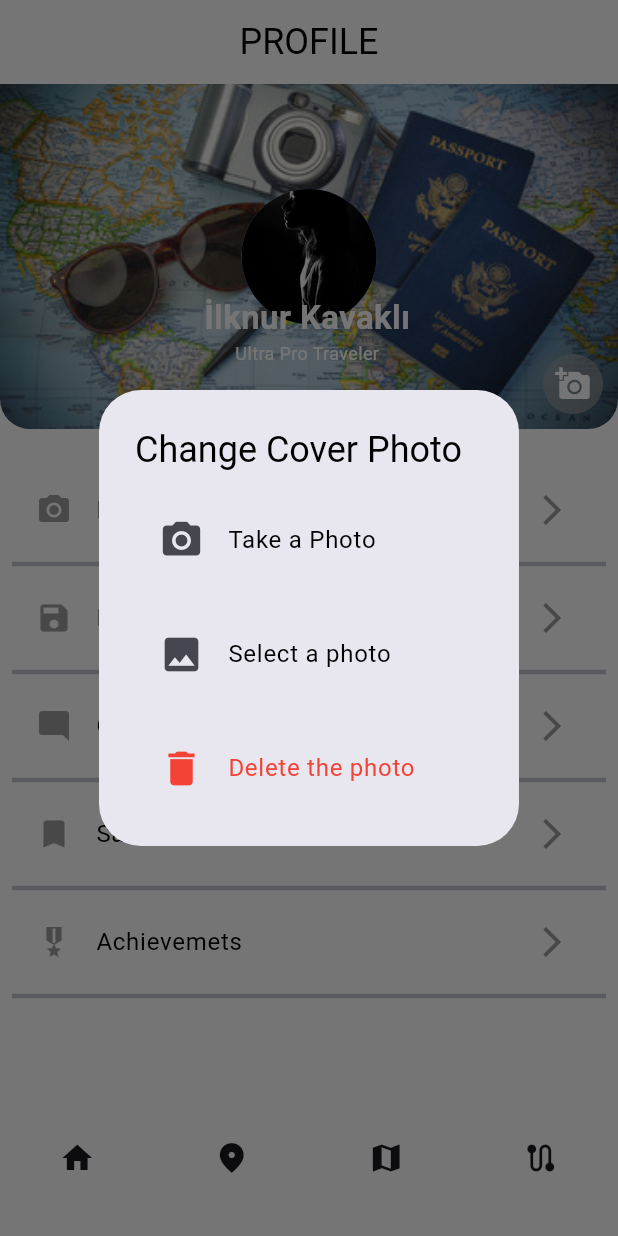
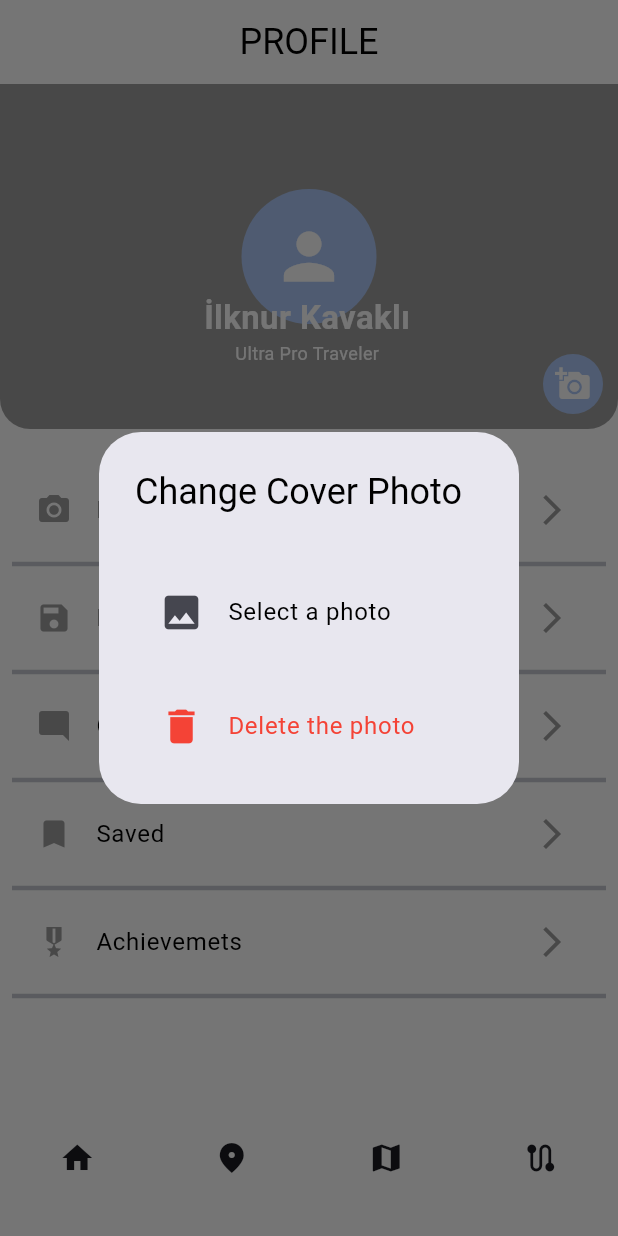
Before and after one commit to Hunvisk/MobilProgramlamaFinal, a Flutter app: the ProfileScreen screen opened by its route, after a tap on the "add a photo" icon, on a phone screen of 412 x 824 dp. Run offline on Flutter 3.47's test engine with Material 3 defaults, Android fonts, the phone set to English and light mode, and no system bars; our stand-ins replace anim_search_bar, carousel_slider, dio, flex_color_scheme, flutter_bloc, flutter_secure_storage and 8 more; accounts and stored records are empty; network calls fail; Roboto replaces fonts that are missing (poppions).

Commit message:
Added User.json file And Prfile photo and Cover Photo Code Added

```diff
--- a/flutterfinalproje/lib/screens/user/profile/profile.dart
+++ b/flutterfinalproje/lib/screens/user/profile/profile.dart
@@ -1,15 +1,16 @@
+// ignore_for_file: prefer_const_constructors, prefer_const_literals_to_create_immutables, prefer_final_fields, library_private_types_in_public_api, sized_box_for_whitespace, use_build_context_synchronously, avoid_print
 
-// ignore_for_file: library_private_types_in_public_api
-
+import 'dart:io';
 import 'package:flutter/material.dart';
+import 'package:flutterfinalproje/core/localizations.dart';
+import 'package:flutterfinalproje/core/responsive.dart';
+import 'package:flutterfinalproje/widgets/myappbar.dart';
 import 'package:gap/gap.dart';
 import 'package:go_router/go_router.dart';
+import 'package:image_picker/image_picker.dart';
 
-import '../../../core/localizations.dart';
-import '../../../core/responsive.dart';
 import '../../../desktopScreens/user/profile/desktopprofile.dart';
 import '../../../tabletscreens.dart/user/profile/tabletprofile.dart';
-import '../../../widgets/myappbar.dart';
 
 class ProfileScreen extends StatefulWidget {
   const ProfileScreen({Key? key}) : super(key: key);
@@ -19,16 +20,15 @@ class ProfileScreen extends StatefulWidget {
 }
 
 class _ProfileScreenState extends State<ProfileScreen> {
+  Screen device = Screen.mobile;
+  File? file;
+  File? coverPhoto;
 
-  Screen device = Screen.mobile;
-
-  set isSearching(bool isSearching) {}
 
   @override
   Widget build(BuildContext context) {
-    setState(() {
     device = detectScreen(MediaQuery.of(context).size);
-    });
+
     return SafeArea(
       child: Scaffold(
         appBar: drawAppBar(),
@@ -48,52 +48,90 @@ class _ProfileScreenState extends State<ProfileScreen> {
       case Screen.mobile:
         return profileMenu(context);
       case Screen.tablet:
-        return const TabletProfileScreen();
+        return TabletProfileScreen();
       case Screen.desktop:
-        return const DesktopProfileScreen();
+        return DesktopProfileScreen();
     }
   }
+
+  Future<void> profilePhotoUpdate() async {
+    try {
+      ImagePicker picker = ImagePicker();
+      XFile? selectedFile = await picker.pickImage(source: ImageSource.gallery);
+      if (selectedFile != null) {
+        setState(() {
+          file = File(selectedFile.path);
+        });
+      }
+    } catch (e) {
+      print("Hata Oluştu: $e");
+    }
+  }
+
+  Future<void> coverPhotoUpdate() async {
+    try {
+      ImagePicker picker = ImagePicker();
+      XFile? selectedCoverPhotoFile =
+          await picker.pickImage(source: ImageSource.gallery);
+      if (selectedCoverPhotoFile != null) {
+        setState(() {
+          coverPhoto = File(selectedCoverPhotoFile.path);
+        });
+      }
+    } catch (e) {
+      print("Hata Oluştu: $e");
+    }
+  }
+
+  void deleteProfilePhoto() {
+    setState(() {
+      file = null;
+    });
+  }
+
+  void deleteCoverPhoto() {
+  setState(() {
+    coverPhoto = null;
+  });
+}
+
 
   void _showImageOptionsDialog() {
     showDialog(
       context: context,
       builder: (BuildContext context) {
         return AlertDialog(
-          title: Text(AppLocalizations.of(context).getTranslate("change_profile_photo")),
+          title: Text(AppLocalizations.of(context)
+              .getTranslate("change_profile_photo")),
           content: SingleChildScrollView(
             child: ListBody(
               children: [
+
+                Gap(20),
+                GestureDetector(
+                  onTap: () async {
+                    await profilePhotoUpdate();
+                    Navigator.of(context)
+                        .pop(); // Close the dialog after the operation
+                  },
+                  child: ListTile(
+                    leading: Icon(Icons.photo, size: 30),
+                    title: Text(AppLocalizations.of(context)
+                        .getTranslate("select_a_photo")),
+                  ),
+                ),
+                Gap(20),
                 GestureDetector(
                   onTap: () {
-                    // Kamera açılacak işlemleri buraya ekleyin
+                    deleteProfilePhoto();
                     Navigator.of(context).pop();
                   },
                   child: ListTile(
-                    leading: const Icon(Icons.camera_alt, size: 30),
-                    title: Text(AppLocalizations.of(context).getTranslate("take_a_photo")),
-                  ),
-                ),
-                const Gap(20),
-                GestureDetector(
-                  onTap: () {
-                    // Galeri açılacak işlemleri buraya ekleyin
-                    Navigator.of(context).pop();
-                  },
-                  child: ListTile(
-                    leading: const Icon(Icons.photo, size: 30),
-                    title: Text(AppLocalizations.of(context).getTranslate("select_a_photo")),
-                  ),
-                ),
-                const Gap(20),
-                GestureDetector(
-                  onTap: () {
-                    // Galeri açılacak işlemleri buraya ekleyin
-                    Navigator.of(context).pop();
-                  },
-                  child: ListTile(
-                    leading: const Icon(Icons.delete, size: 30, color: Colors.red),
-                    title: Text(AppLocalizations.of(context).getTranslate("delete_the_photo"),
-                        style: const TextStyle(color: Colors.red)),
+                    leading: Icon(Icons.delete, size: 30, color: Colors.red),
+                    title: Text(
+                        AppLocalizations.of(context)
+                            .getTranslate("delete_the_photo"),
+                        style: TextStyle(color: Colors.red)),
                   ),
                 ),
               ],
@@ -109,41 +147,35 @@ class _ProfileScreenState extends State<ProfileScreen> {
       context: context,
       builder: (BuildContext context) {
         return AlertDialog(
-          title: Text(AppLocalizations.of(context).getTranslate("change_cover_photo")),
+          title: Text(
+              AppLocalizations.of(context).getTranslate("change_cover_photo")),
           content: SingleChildScrollView(
             child: ListBody(
               children: [
+                Gap(20),
+                GestureDetector(
+                  onTap: () async {
+                    await coverPhotoUpdate(); // Galeriden fotoğraf seçme işlemi
+                    Navigator.of(context).pop(); // Dialogu kapat
+                  },
+                  child: ListTile(
+                    leading: Icon(Icons.photo, size: 30),
+                    title: Text(AppLocalizations.of(context)
+                        .getTranslate("select_a_photo")),
+                  ),
+                ),
+                Gap(20),
                 GestureDetector(
                   onTap: () {
-                    // Kamera açılacak işlemleri buraya ekleyin
+                    deleteCoverPhoto();
                     Navigator.of(context).pop();
                   },
                   child: ListTile(
-                    leading: const Icon(Icons.camera_alt, size: 30),
-                    title: Text(AppLocalizations.of(context).getTranslate("take_a_photo")),
-                  ),
-                ),
-                const Gap(20),
-                GestureDetector(
-                  onTap: () {
-                    // Galeri açılacak işlemleri buraya ekleyin
-                    Navigator.of(context).pop();
-                  },
-                  child: ListTile(
-                    leading: const Icon(Icons.photo, size: 30),
-                    title: Text(AppLocalizations.of(context).getTranslate("select_a_photo"),),
-                  ),
-                ),
-                const Gap(20),
-                GestureDetector(
-                  onTap: () {
-                    // Kapak fotoğrafını silme işlemleri buraya ekleyin
-                    Navigator.of(context).pop();
-                  },
-                  child: ListTile(
-                    leading: const Icon(Icons.delete, size: 30, color: Colors.red),
-                    title: Text(AppLocalizations.of(context).getTranslate("delete_the_photo"),
-                        style: const TextStyle(color: Colors.red)),
+                    leading: Icon(Icons.delete, size: 30, color: Colors.red),
+                    title: Text(
+                        AppLocalizations.of(context)
+                            .getTranslate("delete_the_photo"),
+                        style: TextStyle(color: Colors.red)),
                   ),
                 ),
               ],
@@ -157,23 +189,30 @@ class _ProfileScreenState extends State<ProfileScreen> {
   Column profileMenu(BuildContext context) {
     return Column(
       children: [
-        SizedBox(
+        Container(
           width: double.infinity,
           height: 230,
           child: Stack(
             children: [
               ClipRRect(
-                borderRadius: const BorderRadius.only(
+  borderRadius: BorderRadius.only(
     bottomLeft: Radius.circular(20),
     bottomRight: Radius.circular(20),
   ),
-                child: Image.asset(
-                  "assets/images/profile/travell.jpeg",
+  child: coverPhoto != null
+      ? Image.file(
+          coverPhoto!,
           width: double.infinity,
           height: 300, // Sabit yükseklik
           fit: BoxFit.cover,
+        )
+      : Container(
+          color: Colors.grey, // Arka plan rengi
+          width: double.infinity,
+          height: 300, // Sabit yükseklik
         ),
 ),
+
               Positioned(
                 bottom: 10,
                 right: 10,
@@ -182,9 +221,8 @@ class _ProfileScreenState extends State<ProfileScreen> {
                     _showCoverPhotoOptionsDialog();
                   },
                   child: CircleAvatar(
-                    backgroundColor: Colors.grey.withOpacity(0.6),
                     radius: 20,
-                    child: const Icon(Icons.add_a_photo, color: Colors.white),
+                    child: Icon(Icons.add_a_photo, color: Colors.white),
                   ),
                 ),
               ),
@@ -196,21 +234,26 @@ class _ProfileScreenState extends State<ProfileScreen> {
                     onTap: () {
                       _showImageOptionsDialog();
                     },
-                    child: const CircleAvatar(
+                    child: CircleAvatar(
                       radius: 45,
-                      backgroundImage:
-                          AssetImage("assets/images/profile/profile.png"),
+                      backgroundImage: file != null
+                          ? FileImage(file!)
+                          : null,
+                      child: file == null
+                          ? Icon(Icons.person, size: 50, color: Colors.white)
+                          : null,
                     ),
                   ),
                 ),
               ),
+
               Positioned(
                 top: MediaQuery.of(context).size.height * 0.17,
                 left: MediaQuery.of(context).size.width * 0.33,
                 child: Column(
                   crossAxisAlignment: CrossAxisAlignment.center,
                   children: [
-                    const Text(
+                    Text(
                       "İlknur Kavaklı",
                       style: TextStyle(
                         color: Colors.white,
@@ -221,7 +264,7 @@ class _ProfileScreenState extends State<ProfileScreen> {
                     Text(
                       AppLocalizations.of(context)
                           .getTranslate("ultra_pro_traveler"),
-                      style: const TextStyle(
+                      style: TextStyle(
                         color: Colors.white,
                         fontSize: 12,
                       ),
@@ -238,7 +281,7 @@ class _ProfileScreenState extends State<ProfileScreen> {
             child: Column(
               mainAxisAlignment: MainAxisAlignment.center,
               children: [
-                const Gap(18),
+                Gap(18),
                 Padding(
                   padding: const EdgeInsets.all(8.0),
                   child: Column(
@@ -248,72 +291,78 @@ class _ProfileScreenState extends State<ProfileScreen> {
                           context.push('/Photographs');
                         },
                         child: ListTile(
-                          leading: const Icon(Icons.photo_camera, color: Colors.grey),
+                          leading: Icon(Icons.photo_camera, color: Colors.grey),
                           title: Text(
                             AppLocalizations.of(context).getTranslate("photos"),
-                            style: const TextStyle(
-                              fontFamily:'poppions', // Her iki yerde de aynı yazı tipini kullanmak için 'poppions' kullanıldı
-
+                            style: TextStyle(
+                              fontFamily: 'poppions',
                             ),
                           ),
                           trailing:
-                              const Icon(Icons.arrow_forward_ios, color: Colors.grey),
+                              Icon(Icons.arrow_forward_ios, color: Colors.grey),
                         ),
                       ),
-                      const Divider(thickness: 3),
+                      Divider(thickness: 3),
                       InkWell(
                         onTap: () {
                           context.push('/UserBlogs');
                         },
                         child: ListTile(
-                          leading: const Icon(Icons.save, color: Colors.grey),
-                          title: Text(AppLocalizations.of(context).getTranslate("blog"),
-                              style: const TextStyle(fontFamily: 'poppions')),
+                          leading: Icon(Icons.save, color: Colors.grey),
+                          title: Text(
+                              AppLocalizations.of(context).getTranslate("blog"),
+                              style: TextStyle(fontFamily: 'poppions')),
                           trailing:
-                              const Icon(Icons.arrow_forward_ios, color: Colors.grey),
+                              Icon(Icons.arrow_forward_ios, color: Colors.grey),
                         ),
                       ),
-                      const Divider(thickness: 3),
+                      Divider(thickness: 3),
                       InkWell(
                         onTap: () {
                           context.push('/UserComments');
                         },
                         child: ListTile(
-                          leading: const Icon(Icons.mode_comment, color: Colors.grey),
-                          title: Text(AppLocalizations.of(context).getTranslate("comments"),
-                              style: const TextStyle(fontFamily: 'poppions')),
+                          leading: Icon(Icons.mode_comment, color: Colors.grey),
+                          title: Text(
+                              AppLocalizations.of(context)
+                                  .getTranslate("comments"),
+                              style: TextStyle(fontFamily: 'poppions')),
                           trailing:
-                              const Icon(Icons.arrow_forward_ios, color: Colors.grey),
+                              Icon(Icons.arrow_forward_ios, color: Colors.grey),
                         ),
                       ),
-                      const Divider(thickness: 3),
+                      Divider(thickness: 3),
                       InkWell(
                         onTap: () {
                           context.push('/Saved');
                         },
                         child: ListTile(
-                          leading: const Icon(Icons.bookmark, color: Colors.grey),
-                          title: Text(AppLocalizations.of(context).getTranslate("saved"),
-                              style: const TextStyle(fontFamily: 'poppions')),
+                          leading: Icon(Icons.bookmark, color: Colors.grey),
+                          title: Text(
+                              AppLocalizations.of(context)
+                                  .getTranslate("saved"),
+                              style: TextStyle(fontFamily: 'poppions')),
                           trailing:
-                              const Icon(Icons.arrow_forward_ios, color: Colors.grey),
+                              Icon(Icons.arrow_forward_ios, color: Colors.grey),
                         ),
                       ),
-                      const Divider(thickness: 3),
+                      Divider(thickness: 3),
                       InkWell(
                         onTap: () {
                           context.push('/Achievemets');
                         },
                         child: ListTile(
                           leading:
-                              const Icon(Icons.military_tech, color: Colors.grey),
-                          title: Text(AppLocalizations.of(context).getTranslate("achievemets"),
-                              style: const TextStyle(fontFamily: 'poppions')),
+                              Icon(Icons.military_tech, color: Colors.grey),
+                          title: Text(
+                              AppLocalizations.of(context)
+                                  .getTranslate("achievemets"),
+                              style: TextStyle(fontFamily: 'poppions')),
                           trailing:
-                              const Icon(Icons.arrow_forward_ios, color: Colors.grey),
+                              Icon(Icons.arrow_forward_ios, color: Colors.grey),
                         ),
                       ),
-                      const Divider(thickness: 3),
+                      Divider(thickness: 3),
                     ],
                   ),
                 ),
```
Also changed, not shown: flutterfinalproje/assets/data/user.json (added, +13 -0 lines), flutterfinalproje/pubspec.lock. Lines whose indentation alone changed are shown as unchanged.
